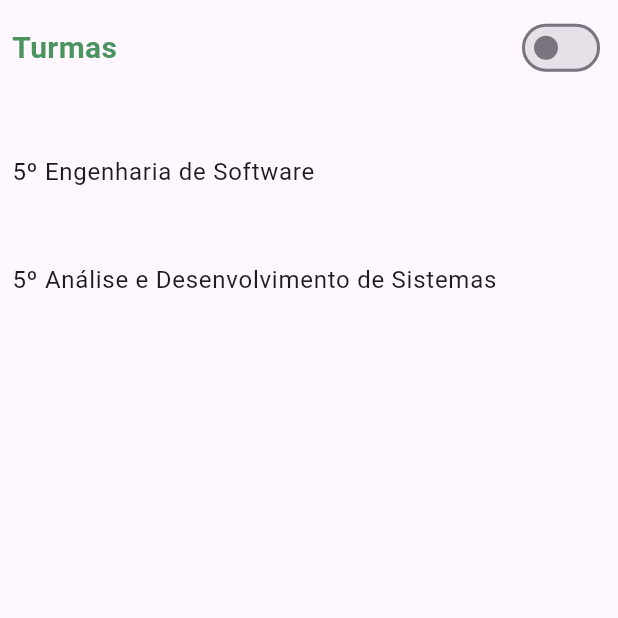
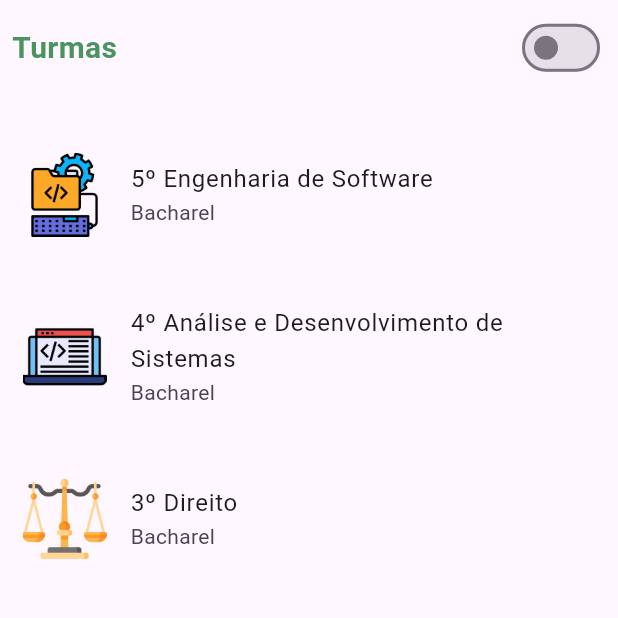
Before and after one commit to gsfgabi/Projeto-APP-Mensagens, a Flutter app: the PaginaDeChats screen opened by its route, on a phone screen of 412 x 824 dp, the part 112-730 px from its top. Run offline on Flutter 3.47's test engine with Material 3 defaults, Android fonts, the phone set to English and light mode, and no system bars.

Commit message:
adiconando funcionalidades chat

```diff
--- a/app_unichat/lib/chat_page.dart
+++ b/app_unichat/lib/chat_page.dart
@@ -21,13 +21,22 @@ class _PaginaDeChatsState extends State<PaginaDeChats> {
     listaChats.add(
       Chat(
         nome: '5º Engenharia de Software',
-        mensagens: {'conteudo': 'Olá'},
+        mensagens: {'conteudo': 'Atividade para entregar até amanhã'},
+        imagem: 'assets/images/EWS.png',
       ),
     );
     listaChats.add(
       Chat(
-        nome: '5º Análise e Desenvolvimento de Sistemas',
-        mensagens: {'conteudo': 'Alô'},
+        nome: '4º Análise e Desenvolvimento de Sistemas',
+        mensagens: {'conteudo': 'Atividade está no LXP'},
+        imagem: 'assets/images/ADS.png',
+      ),
+    );
+    listaChats.add(
+      Chat(
+        nome: '3º Direito',
+        mensagens: {'conteudo': 'Entregar relatório de estágio até amanhá'},
+        imagem: 'assets/images/DIREITO.png',
       ),
     );
   }
@@ -81,8 +90,14 @@ class _PaginaDeChatsState extends State<PaginaDeChats> {
               itemCount: listaChats.length,
               itemBuilder: (context, index) {
                 return ListTile(
-                  contentPadding: const EdgeInsets.all(8),
+                  contentPadding: const EdgeInsets.all(15),
                   title: Text(listaChats[index].nome),
+                  subtitle: Text("Bacharel"),
+                  hoverColor: Color.fromARGB(255, 68, 137, 87),
+                  leading: Image.asset(
+                    listaChats[index].imagem,
+                  ),
+                  onTap: () {},
                 );
               },
             ),
@@ -96,8 +111,9 @@ class _PaginaDeChatsState extends State<PaginaDeChats> {
 class Chat {
   final String nome;
   final Map<String, String> mensagens;
+  String imagem;
 
-  Chat({required this.nome, required this.mensagens});
+  Chat({required this.nome, required this.mensagens, required this.imagem});
 }
 
 class CustomSwitcher extends StatelessWidget {
--- a/app_unichat/pubspec.yaml
+++ b/app_unichat/pubspec.yaml
@@ -61,6 +61,9 @@ flutter:
   # To add assets to your application, add an assets section, like this:
   assets:
     - assets/images/logo.png
+    - assets/images/EWS.png
+    - assets/images/ADS.png
+    - assets/images/DIREITO.png
   #   - images/a_dot_ham.jpeg
 
   # An image asset can refer to one or more resolution-specific "variants", see
```
Also changed, not shown: app_unichat/lib/login_page.dart (+19 -13 lines), app_unichat/assets/images/ADS.png (added), app_unichat/assets/images/DIREITO.png (added), app_unichat/assets/images/EWS.png (added).
